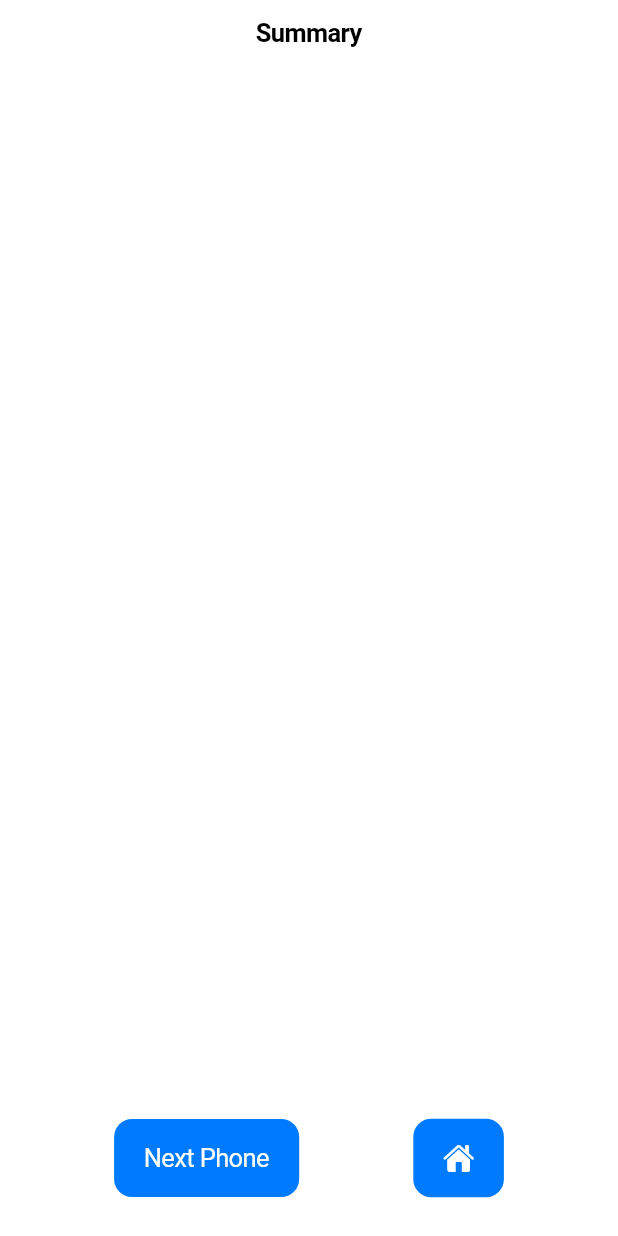
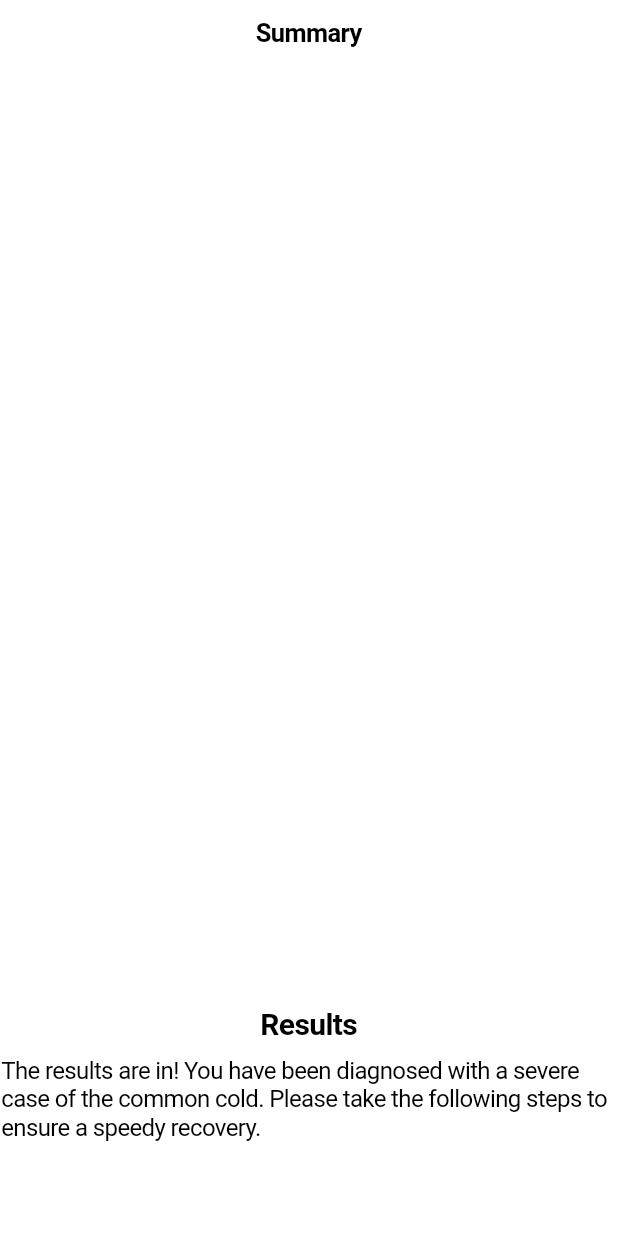
Before and after one commit to ChongWeiJie29/james2024, a Flutter app: the SummaryPage screen opened by its route, on a phone screen of 412 x 824 dp. Run offline on Flutter 3.47's test engine with Material 3 defaults, Android fonts, the phone set to English and light mode, and no system bars; our stand-ins replace camera, flutter_dotenv; missing offline and left inert: flutter_exif_rotation.

Commit message:
resize summary page images and buttons

```diff
--- a/lib/pages/summary/summary.dart
+++ b/lib/pages/summary/summary.dart
@@ -2,6 +2,7 @@ import 'package:flutter/cupertino.dart';
 import 'package:james2024/change_notifiers/captured_images_notifiers.dart';
 import 'package:james2024/pages/summary/summary_control_panel.dart';
 import 'package:james2024/pages/summary/summary_images.dart';
+import 'package:james2024/pages/summary/summary_results.dart';
 import 'package:provider/provider.dart';
 
 class SummaryPage extends StatelessWidget {
@@ -14,14 +15,18 @@ class SummaryPage extends StatelessWidget {
       return const PopScope(
         canPop: false,
         child: CupertinoPageScaffold(
-          navigationBar: const CupertinoNavigationBar(
+          navigationBar: CupertinoNavigationBar(
             automaticallyImplyLeading: false,
             middle: Text("Summary"),
           ),
           child: Column(
-            mainAxisAlignment: MainAxisAlignment.center,
+            mainAxisAlignment: MainAxisAlignment.start,
             children: <Widget>[
+              SizedBox(height: 100),
               SummaryImages(),
+              SizedBox(height: 60),
+              SummaryResults(),
+              SizedBox(height: 20),
               SummaryControlPanel(),
             ],
           ),
--- a/lib/pages/summary/summary_images.dart
+++ b/lib/pages/summary/summary_images.dart
@@ -26,23 +26,61 @@ class SummaryImages extends StatelessWidget {
       builder:
           (context, capturedImagesNotifiers, decodedImagesNotifier, child) {
         return SizedBox(
-          height: 720,
-          child: ListView.separated(
+          height: 500,
+          child: CustomScrollView(
             scrollDirection: Axis.horizontal,
-            separatorBuilder: (BuildContext context, int index) =>
-                const SizedBox(
-              width: 20,
-            ),
-            itemCount: capturedImagesNotifiers.capturedImages.length,
-            itemBuilder: (context, index) {
-              return SummaryCard(
-                  index: index,
-                  // model: _vision,
-                  capturedImage: capturedImagesNotifiers.capturedImages[index],
-                  decodedImage: decodedImagesNotifier.decodedImages[index]);
-            },
+            slivers: <Widget>[
+              SliverGrid(
+                gridDelegate: const SliverGridDelegateWithFixedCrossAxisCount(
+                  crossAxisCount: 1,
+                ),
+                delegate: SliverChildBuilderDelegate(
+                  (BuildContext context, int i) {
+                    return Container(
+                      padding: const EdgeInsets.all(8),
+                      decoration: BoxDecoration(
+                        border: Border.all(
+                          color: CupertinoColors.white,
+                          width: 1,
+                        ),
+                      ),
+                      child: ClipRRect(
+                        borderRadius: BorderRadius.circular(20),
+                        child: SummaryCard(
+                            index: i,
+                            // model: _vision,
+                            capturedImage:
+                                capturedImagesNotifiers.capturedImages[i],
+                            decodedImage:
+                                decodedImagesNotifier.decodedImages[i]),
+                      ),
+                    );
+                  },
+                  childCount: capturedImagesNotifiers.capturedImages.length,
+                ),
+              ),
+            ],
           ),
         );
+        // return SizedBox(
+        //   height: 720,
+        //   child: ListView.separated(
+        //     scrollDirection: Axis.horizontal,
+        //     separatorBuilder: (BuildContext context, int index) =>
+        //     const SizedBox(
+        //       width: 20,
+        //     ),
+        //     itemCount: capturedImagesNotifiers.capturedImages.length,
+        //     itemBuilder: (context, index) {
+        //       return SummaryCard(
+        //         index: index,
+        //         // model: _vision,
+        //         capturedImage: capturedImagesNotifiers.capturedImages[index],
+        //         decodedImage: decodedImagesNotifier.decodedImages[index]
+        //       );
+        //     },
+        //   ),
+        // );
       },
     );
   }
--- /dev/null
+++ b/lib/pages/summary/summary_results.dart
@@ -0,0 +1,38 @@
+import 'package:flutter/cupertino.dart';
+
+class SummaryResults extends StatelessWidget {
+  const SummaryResults({super.key});
+
+  @override
+  Widget build(BuildContext context) {
+    return Container(
+      height: 150,
+      decoration: BoxDecoration(
+        borderRadius: BorderRadius.circular(8),
+        border: Border.all(
+          color: CupertinoColors.white,
+          width: 1,
+        ),
+      ),
+      child: const Column(
+        children: <Widget>[
+          SizedBox(height: 10),
+          Text(
+            "Results",
+            style: TextStyle(
+              fontSize: 20,
+              fontWeight: FontWeight.bold,
+            ),
+          ),
+          SizedBox(height: 10),
+          Text(
+            "The results are in! You have been diagnosed with a severe case of the common cold. Please take the following steps to ensure a speedy recovery.",
+            style: TextStyle(
+              fontSize: 16,
+            ),
+          ),
+        ],
+      )
+    );
+  }
+}
```
Also changed, not shown: lib/pages/summary/summary_control_panel.dart (+18 -7 lines).
